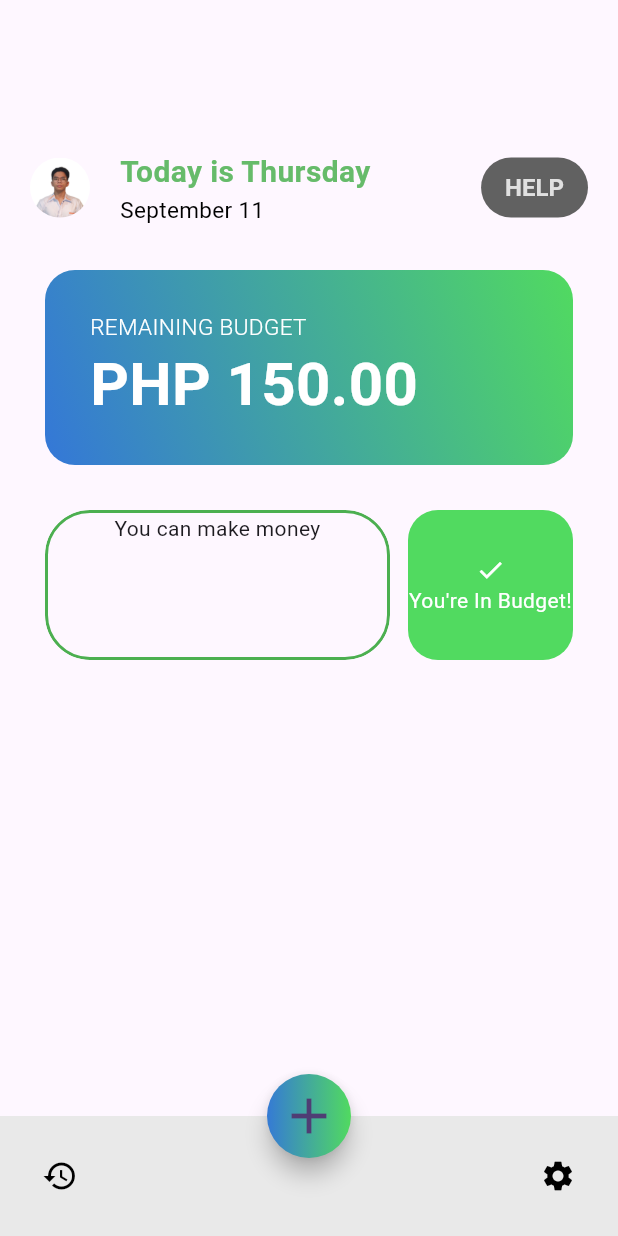
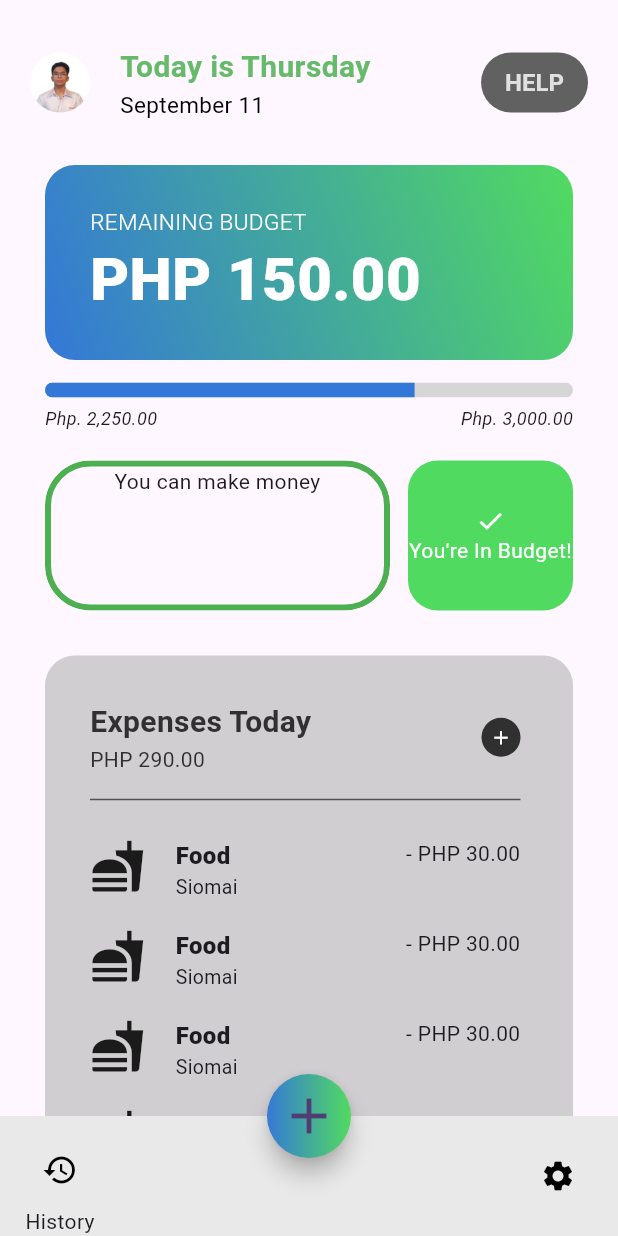
Before and after one commit to Yebione/badyet, a Flutter app: the screen it shows after launch, on a phone screen of 412 x 824 dp. Run offline on Flutter 3.47's test engine with Material 2 defaults, Android fonts, the phone set to English and light mode, and no system bars.

Commit message:
Additional Home Changes

```diff
--- a/lib/screens/AddButton.dart
+++ b/lib/screens/AddButton.dart
@@ -11,6 +11,7 @@ class AddExpenseButton extends StatelessWidget {
         backgroundColor: Colors.transparent,
         shape: CircleBorder(eccentricity: 0.0),
         child: Container(
+
           width: 80,
           height: 80,
           child: Icon(
--- a/lib/screens/AiTips.dart
+++ b/lib/screens/AiTips.dart
@@ -22,7 +22,7 @@ class AiTips extends StatelessWidget {
                 width: 230,
                 decoration: BoxDecoration(
                   border:
-                      Border.all(color: Colors.green, width: 2), // Green border
+                      Border.all(color: Colors.green, width: 4), // Green border
                   borderRadius: BorderRadius.circular(30),
                 ),
                 child: Text(
--- a/lib/screens/BottomNavbar.dart
+++ b/lib/screens/BottomNavbar.dart
@@ -14,12 +14,18 @@ class BottomNavbar extends StatelessWidget {
         mainAxisSize: MainAxisSize.max,
         mainAxisAlignment: MainAxisAlignment.spaceBetween,
         children: <Widget>[
+          Column(
+            mainAxisAlignment: MainAxisAlignment.center,
+            children: [
               IconButton(
                 icon: Icon(
                   Icons.history,
                   color: Colors.black,
                 ),
                 onPressed: () {},
+              ),
+              Text("History"),
+            ],
           ),
           IconButton(
             icon: Icon(
--- /dev/null
+++ b/lib/screens/ExpenseItem.dart
@@ -0,0 +1,42 @@
+import 'package:flutter/material.dart';
+
+class ExpenseItem extends StatelessWidget {
+  @override
+  Widget build(BuildContext context) {
+    return Column(
+      children: [
+        Row(
+          crossAxisAlignment: CrossAxisAlignment.start,
+          children: [
+            Icon(Icons.fastfood, size: 37),
+            SizedBox(width: 20),
+            Column(
+              crossAxisAlignment: CrossAxisAlignment.start,
+              children: [
+                Text(
+                  "Food",
+                  style: TextStyle(
+                    fontSize: 16,
+                    fontWeight: FontWeight.w900,
+                  ),
+                  textAlign: TextAlign.left,
+                ),
+                Text(
+                  "Siomai",
+                  style: TextStyle(
+                    fontSize: 13,
+                  ),
+                ),
+              ],
+            ),
+            Expanded(
+              // Use Expanded to take up the remaining space
+              child: Text("- PHP 30.00", textAlign: TextAlign.right),
+            ),
+          ],
+        ),
+        SizedBox(height: 18),
+      ],
+    );
+  }
+}
--- /dev/null
+++ b/lib/screens/HomeExpenseView.dart
@@ -0,0 +1,74 @@
+import 'package:badyet/screens/ExpenseItem.dart';
+import 'package:flutter/material.dart';
+
+class ExpenseContainer extends StatelessWidget {
+  @override
+  Widget build(BuildContext context) {
+    return Container(
+      margin: EdgeInsets.all(30),
+      padding: EdgeInsets.only(top: 30, left: 30, right: 35),
+      width: 365,
+      decoration: BoxDecoration(
+        borderRadius: BorderRadius.circular(20),
+        color: Color.fromARGB(204, 196, 196, 196),
+      ),
+      child: Column(
+        mainAxisAlignment: MainAxisAlignment.start,
+        children: [
+          Container(
+            child: Row(
+              mainAxisAlignment: MainAxisAlignment.spaceBetween,
+              crossAxisAlignment: CrossAxisAlignment.center,
+              children: [
+                Column(
+                  crossAxisAlignment: CrossAxisAlignment.start,
+                  children: [
+                    Text(
+                      "Expenses Today",
+                      style: TextStyle(
+                          color: Colors.grey[850],
+                          fontSize: 20,
+                          fontWeight: FontWeight.bold),
+                    ),
+                    Text(
+                      "PHP 290.00",
+                      textAlign: TextAlign.left,
+                      style: TextStyle(color: Colors.grey[850]),
+                    ),
+                  ],
+                ),
+                Container(
+                  width: 26.0,
+                  height: 26.0,
+                  padding: EdgeInsets.all(1),
+                  decoration: BoxDecoration(
+                      shape: BoxShape.circle, color: Colors.grey[850]),
+                  child: Icon(
+                    Icons.add,
+                    color: Colors.white,
+                    size: 15,
+                  ),
+                )
+              ],
+            ),
+          ),
+          SizedBox(height: 16), // Adjust the height as needed
+          Divider(
+            height: 2, // You can adjust the height of the divider
+            color: const Color.fromARGB(201, 48, 48, 48),
+          ),
+          SizedBox(height: 25),
+
+          ExpenseItem(),
+          ExpenseItem(),
+          ExpenseItem(),
+          ExpenseItem(),
+          ExpenseItem(),
+          ExpenseItem(),
+          ExpenseItem(),
+          ExpenseItem(),
+        ],
+      ),
+    );
+  }
+}
--- a/lib/screens/RemBudget.dart
+++ b/lib/screens/RemBudget.dart
@@ -7,8 +7,9 @@ class RemBudget extends StatelessWidget {
   Widget build(BuildContext context) {
     return Container(
       child: Container(
+
           alignment: Alignment.center,
-          margin: EdgeInsets.all(30),
+          margin: EdgeInsets.only(top: 30, left: 30, right: 30, bottom: 15),
           padding: EdgeInsets.only(left: 30.0, top: 27.0),
           height: 130,
           width: 365,
@@ -42,7 +43,7 @@ class RemBudget extends StatelessWidget {
             child: Text(
              'PHP 150.00',
               style: TextStyle(
-              fontWeight: FontWeight.bold,
+              fontWeight: FontWeight.w800,
               color: Color.fromARGB(255, 255, 255, 255),
               fontSize: 40
              ),
--- a/lib/screens/home.dart
+++ b/lib/screens/home.dart
@@ -1,5 +1,7 @@
 import 'package:badyet/screens/AiTips.dart';
+import 'package:badyet/screens/ExpenseItem.dart';
 import 'package:badyet/screens/Header.dart';
+import 'package:badyet/screens/HomeExpenseView.dart';
 import 'package:badyet/screens/RemBudget.dart';
 import 'package:badyet/screens/AddButton.dart';
 import 'package:badyet/screens/BottomNavbar.dart';
@@ -11,20 +13,61 @@ class badyetHome extends StatelessWidget {
   @override
   Widget build(BuildContext context) {
     return Scaffold(
-      body: Center(
+      body: SingleChildScrollView(
+        child: Center(
           child: Container(
-          margin: EdgeInsets.only(top: 100.0),
+            margin: EdgeInsets.only(top: 30.0),
             child: Column(
+              mainAxisAlignment: MainAxisAlignment.start,
               crossAxisAlignment: CrossAxisAlignment.start,
               children: <Widget>[
-              Header(), //for Header
+                Header(),
                 RemBudget(),
+                Container(
+                  margin: EdgeInsets.only(right: 30, left: 30, bottom: 20),
+                  child: Column(
+                    children: [
+                      Container(
+                        width: 365,
+                        height: 10,
+                        child: ClipRRect(
+                          borderRadius: BorderRadius.all(Radius.circular(10)),
+                          child: LinearProgressIndicator(
+                            value: 0.7,
+                            valueColor: AlwaysStoppedAnimation<Color>(
+                                Color(0xFF3478D7)),
+                            backgroundColor: Color(0xffD6D6D6),
+                          ),
+                        ),
+                      ),
+                      SizedBox(
+                        height: 5,
+                      ),
+                      Row(
+                        mainAxisAlignment: MainAxisAlignment.spaceBetween,
+                        children: [
+                          Text(
+                            "Php. 2,250.00",
+                            style: TextStyle(
+                                fontSize: 12, fontStyle: FontStyle.italic),
+                          ),
+                          Text(
+                            "Php. 3,000.00",
+                            style: TextStyle(
+                                fontSize: 12, fontStyle: FontStyle.italic),
+                          )
+                        ],
+                      )
+                    ],
+                  ),
+                ),
                 AiTips(),
+                ExpenseContainer(),
               ],
             ),
           ),
         ),
-
+      ),
       floatingActionButton: AddExpenseButton(),
       // For Add Expense Button
       floatingActionButtonLocation: FloatingActionButtonLocation.centerDocked,
```
Lines whose indentation alone changed are shown as unchanged.
